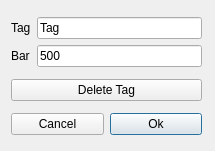
The window that gui/src/SongEditor/SongEditorPanelTagWidget_UI.ui (hydrogen-music/hydrogen) describes before a commit, drawn with Qt 5.
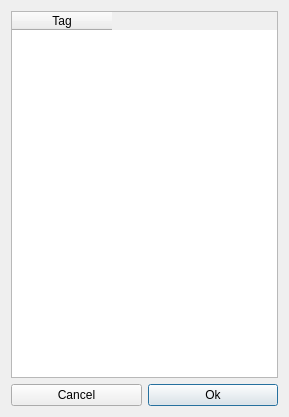
The same window after the commit.

Diff of the .ui file:
```diff
--- a/gui/src/SongEditor/SongEditorPanelTagWidget_UI.ui
+++ b/gui/src/SongEditor/SongEditorPanelTagWidget_UI.ui
@@ -6,70 +6,30 @@
    <rect>
     <x>0</x>
     <y>0</y>
-    <width>215</width>
-    <height>151</height>
+    <width>289</width>
+    <height>417</height>
    </rect>
   </property>
   <property name="windowTitle">
    <string>Form</string>
   </property>
-  <widget class="QWidget" name="layoutWidget">
-   <property name="geometry">
-    <rect>
-     <x>11</x>
-     <y>11</y>
-     <width>191</width>
-     <height>131</height>
-    </rect>
-   </property>
+  <layout class="QVBoxLayout" name="verticalLayout_2">
+   <item>
+    <widget class="QTableWidget" name="tagTableWidget">
+     <property name="dragDropMode">
+      <enum>QAbstractItemView::InternalMove</enum>
+     </property>
+     <column>
+      <property name="text">
+       <string>Tag</string>
+      </property>
+     </column>
+    </widget>
+   </item>
+   <item>
    <layout class="QVBoxLayout" name="verticalLayout">
     <item>
-     <layout class="QGridLayout" name="gridLayout">
-      <item row="2" column="2">
-       <widget class="QLineEdit" name="lineEditBeat">
-        <property name="toolTip">
-         <string>Edit beat in timeline</string>
-        </property>
-        <property name="text">
-         <string>500</string>
-        </property>
-       </widget>
-      </item>
-      <item row="2" column="1">
-       <widget class="QLabel" name="label">
-        <property name="text">
-         <string>Bar</string>
-        </property>
-       </widget>
-      </item>
-      <item row="1" column="1">
-       <widget class="QLabel" name="label_2">
-        <property name="text">
-         <string>Tag</string>
-        </property>
-       </widget>
-      </item>
-      <item row="1" column="2">
-       <widget class="QLineEdit" name="lineEditTag">
-        <property name="toolTip">
-         <string>Edit the bpm value for current beat</string>
-        </property>
-        <property name="text">
-         <string>Tag</string>
-        </property>
-       </widget>
-      </item>
-     </layout>
-    </item>
-    <item>
-     <widget class="QPushButton" name="deleteTagBtn">
-      <property name="toolTip">
-       <string>Delete this BPM Marker</string>
-      </property>
-      <property name="text">
-       <string>Delete Tag</string>
-      </property>
-     </widget>
+      <layout class="QGridLayout" name="gridLayout"/>
     </item>
     <item>
      <layout class="QHBoxLayout" name="horizontalLayout">
@@ -96,7 +56,8 @@
      </layout>
     </item>
    </layout>
-  </widget>
+   </item>
+  </layout>
  </widget>
  <tabstops>
   <tabstop>lineEditTag</tabstop>
```
Left out of the diff: 3 changed lines with no effect on the pictures. Lines whose indentation alone changed are shown as unchanged.
